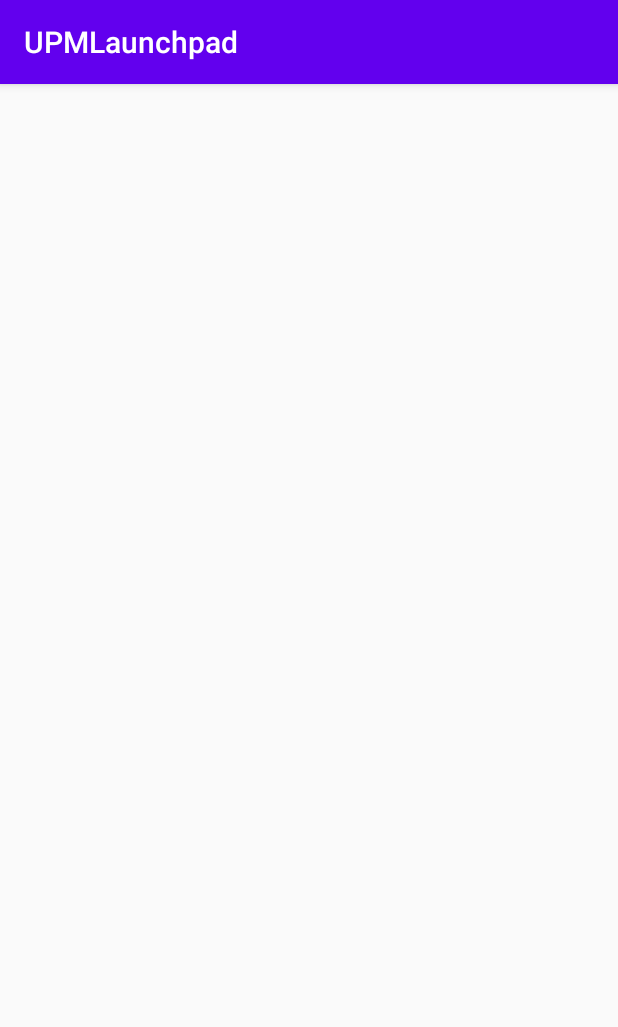
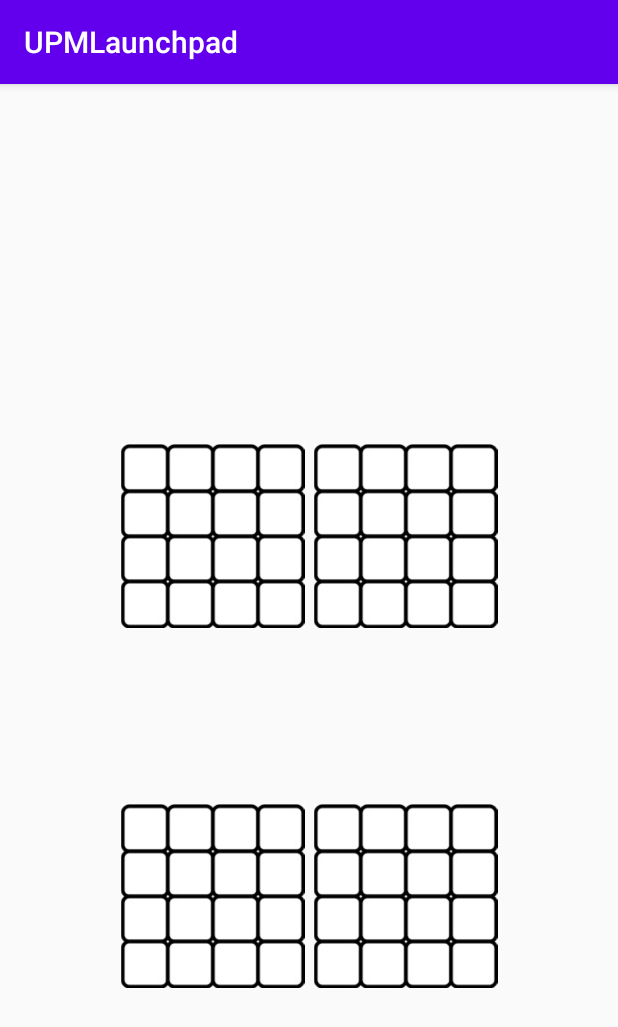
Before and after one commit to UPMLaunchpad/AppLaunchpad, an Android app: the SeleccionBoton screen opened directly, with no data from a screen before it, on a phone screen of 412 x 824 dp. Shown: the top 1027 px of the screen. Run offline under Robolectric (Android 15) with nearby library versions, the phone set to English and light mode, and no system bars.

Commit message:
Añadida interfaz e imagenes de la segunda vista

```diff
--- a/app/src/main/java/com/example/app/MainActivity.java
+++ b/app/src/main/java/com/example/app/MainActivity.java
@@ -98,7 +98,7 @@ public class MainActivity extends AppCompatActivity {
         if (bluetoothManager == null) {
             // Bluetooth unavailable on this device :( tell the user
             Toast.makeText(this, "Bluetooth not available.", Toast.LENGTH_LONG).show(); // Replace context with your context instance.
-            finish();
+          //  finish();
         }
     //  this.conseguirMacs(bluetoothManager);
     }
--- a/app/src/main/java/com/example/app/SeleccionBoton.java
+++ b/app/src/main/java/com/example/app/SeleccionBoton.java
@@ -19,19 +19,19 @@ public class SeleccionBoton extends AppCompatActivity {
     protected void onCreate(Bundle savedInstanceState) {
         super.onCreate(savedInstanceState);
         setContentView(R.layout.activity_seleccion_boton);
-        prueba = findViewById(R.id.coco);
+      //  prueba = findViewById(R.id.coco);
         this.setUpView();
     }
 
     private void setUpView() {
 
-        prueba.setOnClickListener(new View.OnClickListener() {
+     /*   prueba.setOnClickListener(new View.OnClickListener() {
             @Override
             public void onClick(View view) {
                 System.out.println("Esta unidad tiene alma?");
             }
 
-        });
+        });*/
     }
 
 
--- a/app/src/main/res/layout/activity_main.xml
+++ b/app/src/main/res/layout/activity_main.xml
@@ -45,7 +45,7 @@
         android:layout_marginTop="219dp"
         android:layout_marginEnd="340dp"
         android:layout_marginBottom="144dp"
-        android:text="Button"
+        android:text="Configurar teclado"
         app:layout_constraintBottom_toBottomOf="parent"
         app:layout_constraintEnd_toEndOf="parent"
         app:layout_constraintStart_toStartOf="parent"
--- a/app/src/main/res/layout/activity_seleccion_boton.xml
+++ b/app/src/main/res/layout/activity_seleccion_boton.xml
@@ -7,21 +7,87 @@
     android:layout_height="match_parent"
     tools:context=".SeleccionBoton">
 
+    <TextView
+        android:id="@+id/Titulo"
+        android:layout_width="wrap_content"
+        android:layout_height="wrap_content"
+        android:layout_marginStart="300dp"
+        android:layout_marginEnd="278dp"
+        android:layout_marginBottom="150dp"
+        android:text="Seleccione un cuadrante"
+        app:layout_constraintBottom_toBottomOf="parent"
+        app:layout_constraintEnd_toEndOf="parent"
+        app:layout_constraintStart_toStartOf="parent"
+        app:layout_constraintTop_toTopOf="parent"
+        app:layout_constraintVertical_bias="0.089" />
+
     <ImageButton
-        android:id="@+id/coco"
-        android:layout_width="112dp"
-        android:layout_height="124dp"
-        android:layout_marginStart="231dp"
-        android:layout_marginTop="118dp"
-        android:layout_marginEnd="388dp"
-        android:layout_marginBottom="169dp"
+        android:id="@+id/Cuadrante2"
+        android:layout_width="126dp"
+        android:layout_height="125dp"
+        android:layout_marginStart="1dp"
+        android:layout_marginTop="54dp"
+        android:layout_marginEnd="239dp"
+        android:layout_marginBottom="2dp"
+        android:cropToPadding="false"
+        android:padding="1dp"
+        android:scaleType="fitCenter"
+        app:layout_constraintBottom_toTopOf="@+id/Cuadrante4"
+        app:layout_constraintEnd_toEndOf="parent"
+        app:layout_constraintHorizontal_bias="0.0"
+        app:layout_constraintStart_toEndOf="@+id/Cuadrante1"
+        app:layout_constraintTop_toBottomOf="@+id/Titulo"
+        app:srcCompat="@drawable/cuadrante" />
+
+    <ImageButton
+        android:id="@+id/Cuadrante1"
+        android:layout_width="126dp"
+        android:layout_height="125dp"
+        android:layout_marginStart="239dp"
+        android:layout_marginTop="54dp"
+        android:layout_marginEnd="1dp"
+        android:layout_marginBottom="1dp"
+        android:cropToPadding="false"
+        android:padding="1dp"
+        android:scaleType="fitCenter"
+        app:layout_constraintBottom_toTopOf="@+id/Cuadrante3"
+        app:layout_constraintEnd_toStartOf="@+id/Cuadrante2"
+        app:layout_constraintStart_toStartOf="parent"
+        app:layout_constraintTop_toBottomOf="@+id/Titulo"
+        app:srcCompat="@drawable/cuadrante" />
+
+    <ImageButton
+        android:id="@+id/Cuadrante4"
+        android:layout_width="126dp"
+        android:layout_height="125dp"
+        android:layout_marginStart="1dp"
+        android:layout_marginTop="1dp"
+        android:layout_marginEnd="239dp"
+        android:layout_marginBottom="52dp"
         android:cropToPadding="false"
         android:padding="1dp"
         android:scaleType="fitCenter"
         app:layout_constraintBottom_toBottomOf="parent"
         app:layout_constraintEnd_toEndOf="parent"
+        app:layout_constraintStart_toEndOf="@+id/Cuadrante3"
+        app:layout_constraintTop_toBottomOf="@+id/Cuadrante2"
+        app:srcCompat="@drawable/cuadrante" />
+
+    <ImageButton
+        android:id="@+id/Cuadrante3"
+        android:layout_width="126dp"
+        android:layout_height="125dp"
+        android:layout_marginStart="239dp"
+        android:layout_marginTop="1dp"
+        android:layout_marginEnd="1dp"
+        android:layout_marginBottom="52dp"
+        android:cropToPadding="false"
+        android:padding="1dp"
+        android:scaleType="fitCenter"
+        app:layout_constraintBottom_toBottomOf="parent"
+        app:layout_constraintEnd_toStartOf="@+id/Cuadrante4"
         app:layout_constraintStart_toStartOf="parent"
-        app:layout_constraintTop_toTopOf="parent"
-        app:srcCompat="@drawable/coconut" />
+        app:layout_constraintTop_toBottomOf="@+id/Cuadrante1"
+        app:srcCompat="@drawable/cuadrante" />
 
 </androidx.constraintlayout.widget.ConstraintLayout>
```
Also changed, not shown: app/src/main/res/drawable/boton.jpg (added), app/src/main/res/drawable/cuadrante.jpg (added).
